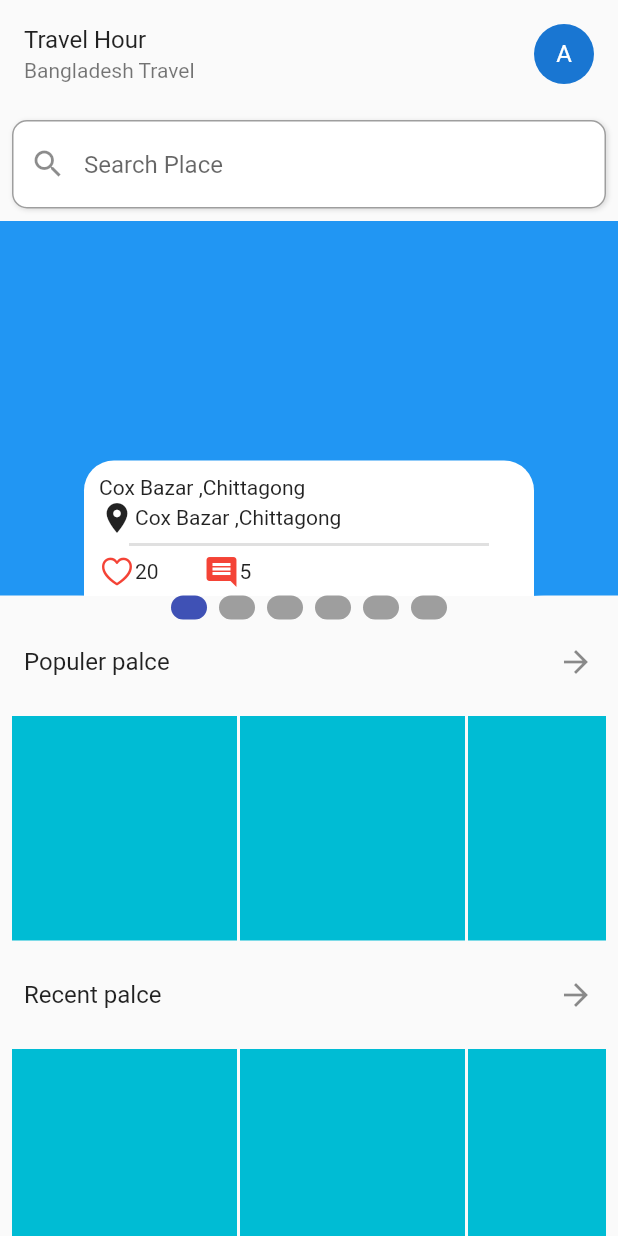
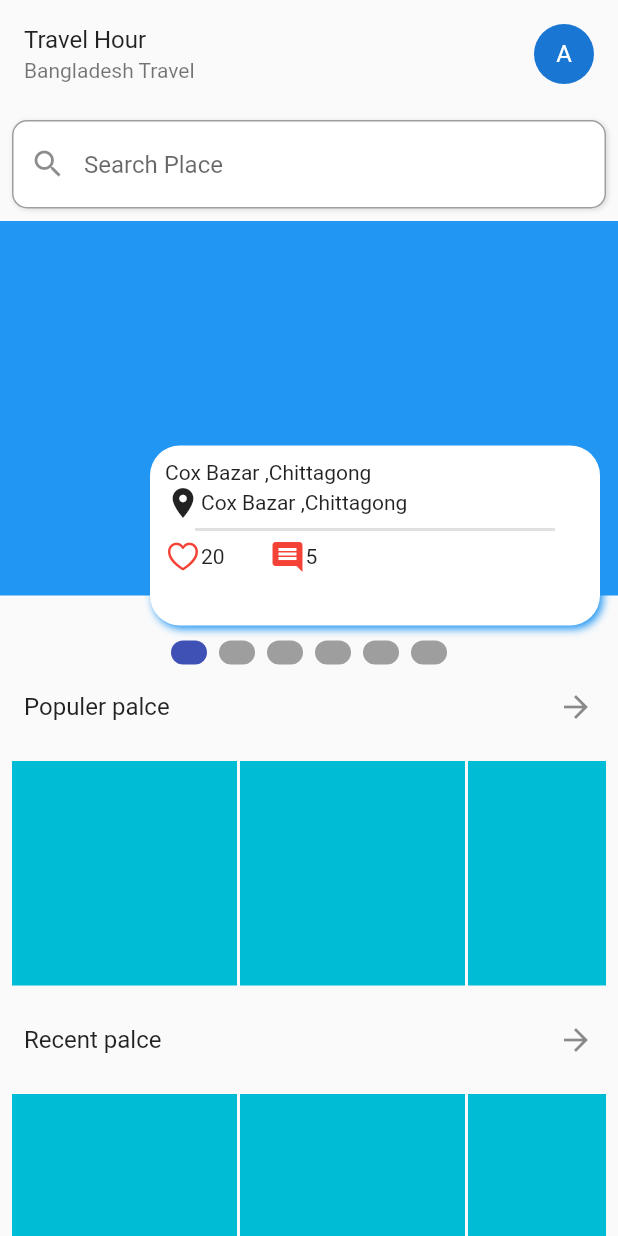
Before and after one commit to sajibnor/Tour-travel-guide, a Flutter app: the screen it shows after launch, on a phone screen of 412 x 824 dp. Run offline on Flutter 3.47's test engine with Material 2 defaults, Android fonts, the phone set to English and light mode, and no system bars; drawn by our look-alikes of smooth_page_indicator; our stand-ins replace dots_indicator; missing offline and left inert: dart:html; network calls fail.

Commit message:
paggeview error solve

```diff
--- a/lib/screen/home.dart
+++ b/lib/screen/home.dart
@@ -67,10 +67,20 @@
           ),
           SearchUi(),
           Container(
-            height: 250,
-            width: double.infinity,
-            child: PageView(controller: pagecontroller, children: pages),
+            height: 280,
+            child: PageView.builder(
+              scrollDirection: Axis.horizontal,
+              itemCount: l.length,
+              itemBuilder: (context, index) => Container(
+                height: 280,
+                width: double.infinity,
+                child: PageView(controller: pagecontroller, children: pages),
+              ),
+            ),
           ),
+          // SizedBox(
+          //   height: 40,
+          // ),
 
           Center(
             child: SmoothPageIndicator(
@@ -103,6 +113,10 @@
           GriedviewPlace(),
           SizedBox(
             height: 20,
+          ),
+          Container(
+            decoration:
+                BoxDecoration(image: DecorationImage(image: AssetImage(""))),
           ),
           // ListOfCard(),
           Container(
--- a/lib/screen/pageviwer.dart
+++ b/lib/screen/pageviwer.dart
@@ -1,5 +1,6 @@
 import 'package:flutter/cupertino.dart';
 import 'package:flutter/material.dart';
+
 class PageviewerUi extends StatelessWidget {
   const PageviewerUi({
     Key? key,
@@ -8,9 +9,9 @@
   @override
   Widget build(BuildContext context) {
     return Stack(
-      overflow: Overflow.visible,
-      // clipBehavior: Clip.antiAlias,
-      alignment: Alignment.bottomCenter,
+      // overflow: Overflow.visible,
+      clipBehavior: Clip.none,
+      // alignment: Alignment.bottomCenter,
       children: [
         Container(
           color: Colors.blue,
@@ -18,11 +19,10 @@
           width: double.infinity,
         ),
         Positioned(
-          bottom: -30,
+          // bottom: ,
+          top: 150,
+          left: 100,
           child: Topcard(),
-        ),
-        SizedBox(
-          height: 40,
         ),
       ],
     );
@@ -41,8 +41,7 @@
           color: Colors.white,
           borderRadius: BorderRadius.all(Radius.circular(20)),
           boxShadow: [
-            BoxShadow(
-                blurRadius: 4, offset: Offset(2, 2), color: Colors.blue)
+            BoxShadow(blurRadius: 4, offset: Offset(2, 2), color: Colors.blue)
           ]),
       height: 120,
       width: 300,
```
